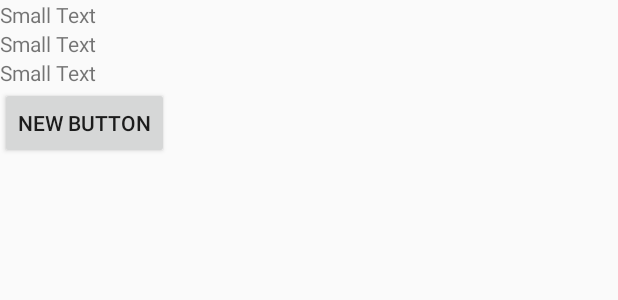
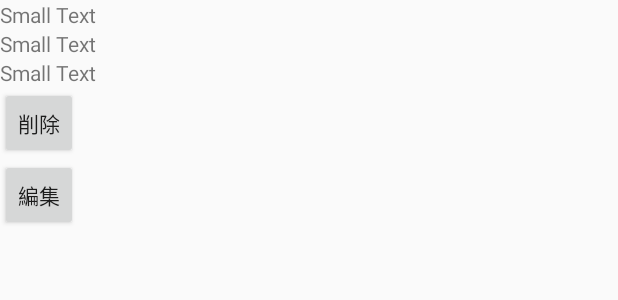
Before and after one commit to okanomimi/androidApp, an Android app: the layout custom_info_window.xml on its own in the app's theme, with its tools: preview values and no code run, on a phone screen of 412 x 824 dp. Shown: the top 300 px of the screen. Run offline under Robolectric (Android 15) with nearby library versions, the phone set to English and light mode, and no system bars.

Commit message:
infoAdapterWindowにボタンを追加しようとしたができず

```diff
--- a/app/src/main/java/com/example/okano56/test/MapsActivity.java
+++ b/app/src/main/java/com/example/okano56/test/MapsActivity.java
@@ -18,6 +18,7 @@ import android.view.View.OnClickListener;
 import android.view.ViewGroup;
 import android.widget.Button;
 import android.widget.EditText;
+import android.widget.PopupWindow;
 import android.widget.TextView;
 import android.widget.Toast;
 
@@ -118,12 +119,12 @@ public class MapsActivity extends FragmentActivity implements LocationListener{
         AlertDialog.Builder builder = new AlertDialog.Builder(this);
         builder.setTitle("test");
         builder.setView(layout);
-        builder.setPositiveButton("Ok",new DialogInterface.OnClickListener() {
+        builder.setPositiveButton("Ok", new DialogInterface.OnClickListener() {
             @Override
             public void onClick(DialogInterface dialog, int which) {
                 EditText posName = (EditText) layout.findViewById(R.id.edit_text);
                 EditText posMemo = (EditText) layout.findViewById(R.id.edit_text2);
-                String name =posName.getText().toString();
+                String name = posName.getText().toString();
                 String memo = posMemo.getText().toString();
 
                 BitmapDescriptor icon = BitmapDescriptorFactory.fromResource(R.drawable.icon_109850);
@@ -140,7 +141,7 @@ public class MapsActivity extends FragmentActivity implements LocationListener{
                 Toast.makeText(getApplicationContext(), "位置データを保存", Toast.LENGTH_LONG).show();
             }
         });
-        builder.setNegativeButton("Cancel",new DialogInterface.OnClickListener() {
+        builder.setNegativeButton("Cancel", new DialogInterface.OnClickListener() {
             @Override
             public void onClick(DialogInterface dialog, int which) {
 
@@ -318,6 +319,7 @@ public class MapsActivity extends FragmentActivity implements LocationListener{
         mMap.setMyLocationEnabled(true);  //display data on the map
 
         mMap.setInfoWindowAdapter(new MyInfoAdaper());  //自分用のアダプタをセットする
+//        mMap.setInfoWindowAdapter(new PopupWindow());  //自分用のアダプタをセットする
     }
 
     /**
@@ -327,7 +329,8 @@ public class MapsActivity extends FragmentActivity implements LocationListener{
      */
     private class MyInfoAdaper implements GoogleMap.InfoWindowAdapter{
         private final View mWindow;
-
+        private Button removeButton ;
+        private Button editButton;
         //コンストラクタ
         public MyInfoAdaper(){
             mWindow = getLayoutInflater().inflate(R.layout.custom_info_window,null);
@@ -350,11 +353,33 @@ public class MapsActivity extends FragmentActivity implements LocationListener{
             TextView title = (TextView)view.findViewById(R.id.title_text) ;
             TextView snippet = (TextView)view.findViewById(R.id.context_text) ;
 
-
             markersIdText.setText(marker.getId());
             title.setText(marker.getTitle()) ;
             snippet.setText(marker.getSnippet()) ;
+
+            removeButton = (Button)view.findViewById(R.id.remove_button) ;
+//            removeButton.setOnClickListener(this);
+            removeButton.setOnClickListener(new OnClickListener() {
+                @Override
+                public void onClick(View view) {
+                    if(view == removeButton) {
+                        Log.e(TAG, "removeButton")  ;
+                    }else if (view == editButton){
+
                     }
+                }
+            });
+        }
+
+//        @Override
+//        public void onClick(View view) {
+//           if(view == removeButton) {
+//              Log.e(TAG, "removeButton")  ;
+//           }else if (view == editButton){
+//
+//           }
+//
+//        }
     }
 
 }
--- a/app/src/main/res/layout/custom_info_window.xml
+++ b/app/src/main/res/layout/custom_info_window.xml
@@ -28,7 +28,16 @@
         style="?android:attr/buttonStyleSmall"
         android:layout_width="wrap_content"
         android:layout_height="wrap_content"
-        android:text="New Button"
-        android:id="@+id/fix_button" />
+        android:text="削除"
+        android:id="@+id/remove_button" />
+
+    <Button
+        style="?android:attr/buttonStyleSmall"
+        android:layout_width="wrap_content"
+        android:layout_height="wrap_content"
+        android:text="編集"
+        android:id="@+id/edit_button" />
+
+
 
 </LinearLayout>
```
Lines whose indentation alone changed are shown as unchanged.
